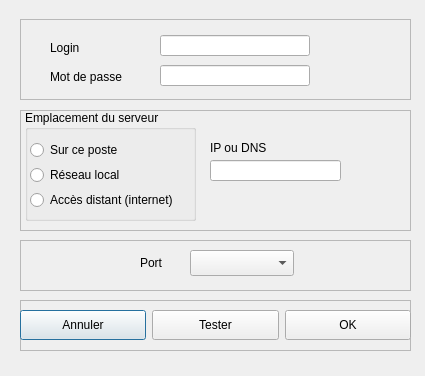
Before: the Qt Designer form Dialogs/dlg_paramconnexion.ui in ukinoki/Rufus, drawn with Qt 5.
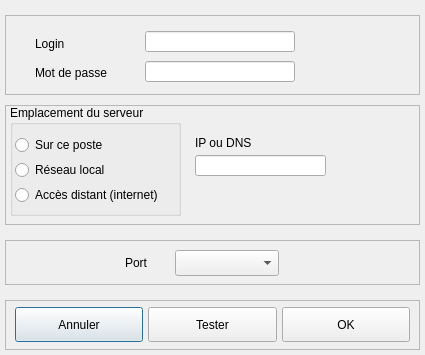
After: the same form once the commit is applied. Icons and pictures are not drawn. Custom widgets are drawn as their Qt base class.

The edit to the form file:
```diff
--- a/Dialogs/dlg_paramconnexion.ui
+++ b/Dialogs/dlg_paramconnexion.ui
@@ -7,20 +7,44 @@
     <x>0</x>
     <y>0</y>
     <width>425</width>
-    <height>376</height>
+    <height>367</height>
    </rect>
   </property>
   <property name="windowTitle">
    <string>Paramètrage de connexion à la base</string>
   </property>
+  <layout class="QVBoxLayout" name="verticalLayout" stretch="7,12,4,5,0">
+   <property name="spacing">
+    <number>15</number>
+   </property>
+   <property name="sizeConstraint">
+    <enum>QLayout::SetFixedSize</enum>
+   </property>
+   <property name="leftMargin">
+    <number>5</number>
+   </property>
+   <property name="topMargin">
+    <number>10</number>
+   </property>
+   <property name="rightMargin">
+    <number>5</number>
+   </property>
+   <property name="bottomMargin">
+    <number>5</number>
+   </property>
+   <item>
   <widget class="QFrame" name="frame">
-   <property name="geometry">
-    <rect>
-     <x>20</x>
-     <y>19</y>
-     <width>391</width>
-     <height>81</height>
-    </rect>
+     <property name="minimumSize">
+      <size>
+       <width>415</width>
+       <height>80</height>
+      </size>
+     </property>
+     <property name="maximumSize">
+      <size>
+       <width>16777215</width>
+       <height>70</height>
+      </size>
    </property>
    <property name="contextMenuPolicy">
     <enum>Qt::NoContextMenu</enum>
@@ -143,14 +167,14 @@
     </property>
    </widget>
   </widget>
+   </item>
+   <item>
   <widget class="QFrame" name="frame_2">
-   <property name="geometry">
-    <rect>
-     <x>20</x>
-     <y>110</y>
-     <width>391</width>
-     <height>121</height>
-    </rect>
+     <property name="minimumSize">
+      <size>
+       <width>0</width>
+       <height>120</height>
+      </size>
    </property>
    <property name="contextMenuPolicy">
     <enum>Qt::NoContextMenu</enum>
@@ -273,14 +297,14 @@
     </property>
    </widget>
   </widget>
+   </item>
+   <item>
   <widget class="QFrame" name="frame_3">
-   <property name="geometry">
-    <rect>
-     <x>20</x>
-     <y>240</y>
-     <width>391</width>
-     <height>51</height>
-    </rect>
+     <property name="minimumSize">
+      <size>
+       <width>0</width>
+       <height>45</height>
+      </size>
    </property>
    <property name="contextMenuPolicy">
     <enum>Qt::NoContextMenu</enum>
@@ -321,14 +345,14 @@
     </property>
    </widget>
   </widget>
+   </item>
+   <item>
   <widget class="QFrame" name="frame_4">
-   <property name="geometry">
-    <rect>
-     <x>20</x>
-     <y>300</y>
-     <width>391</width>
-     <height>51</height>
-    </rect>
+     <property name="minimumSize">
+      <size>
+       <width>0</width>
+       <height>50</height>
+      </size>
    </property>
    <property name="contextMenuPolicy">
     <enum>Qt::NoContextMenu</enum>
@@ -338,26 +362,23 @@
    </property>
    <property name="frameShadow">
     <enum>QFrame::Raised</enum>
-   </property>
-   <widget class="QWidget" name="layoutWidget">
-    <property name="geometry">
-     <rect>
-      <x>0</x>
-      <y>0</y>
-      <width>391</width>
-      <height>51</height>
-     </rect>
-    </property>
-    <property name="contextMenuPolicy">
-     <enum>Qt::NoContextMenu</enum>
     </property>
     <layout class="QHBoxLayout" name="horizontalLayout">
+      <property name="spacing">
+       <number>5</number>
+      </property>
+      <property name="topMargin">
+       <number>0</number>
+      </property>
+      <property name="bottomMargin">
+       <number>0</number>
+      </property>
      <item>
       <widget class="UpPushButton" name="AnnuluppushButton">
        <property name="minimumSize">
         <size>
-         <width>0</width>
-         <height>30</height>
+          <width>120</width>
+          <height>35</height>
         </size>
        </property>
        <property name="contextMenuPolicy">
@@ -382,8 +403,8 @@
       <widget class="UpPushButton" name="TestuppushButton">
        <property name="minimumSize">
         <size>
-         <width>0</width>
-         <height>30</height>
+          <width>120</width>
+          <height>35</height>
         </size>
        </property>
        <property name="contextMenuPolicy">
@@ -402,8 +423,8 @@
       <widget class="UpPushButton" name="OKuppushButton">
        <property name="minimumSize">
         <size>
-         <width>0</width>
-         <height>30</height>
+          <width>120</width>
+          <height>35</height>
         </size>
        </property>
        <property name="contextMenuPolicy">
@@ -420,7 +441,21 @@
      </item>
     </layout>
    </widget>
-  </widget>
+   </item>
+   <item>
+    <spacer name="verticalSpacer">
+     <property name="orientation">
+      <enum>Qt::Vertical</enum>
+     </property>
+     <property name="sizeHint" stdset="0">
+      <size>
+       <width>20</width>
+       <height>0</height>
+      </size>
+     </property>
+    </spacer>
+   </item>
+  </layout>
  </widget>
  <customwidgets>
   <customwidget>
```
Lines whose indentation alone changed are shown as unchanged.
